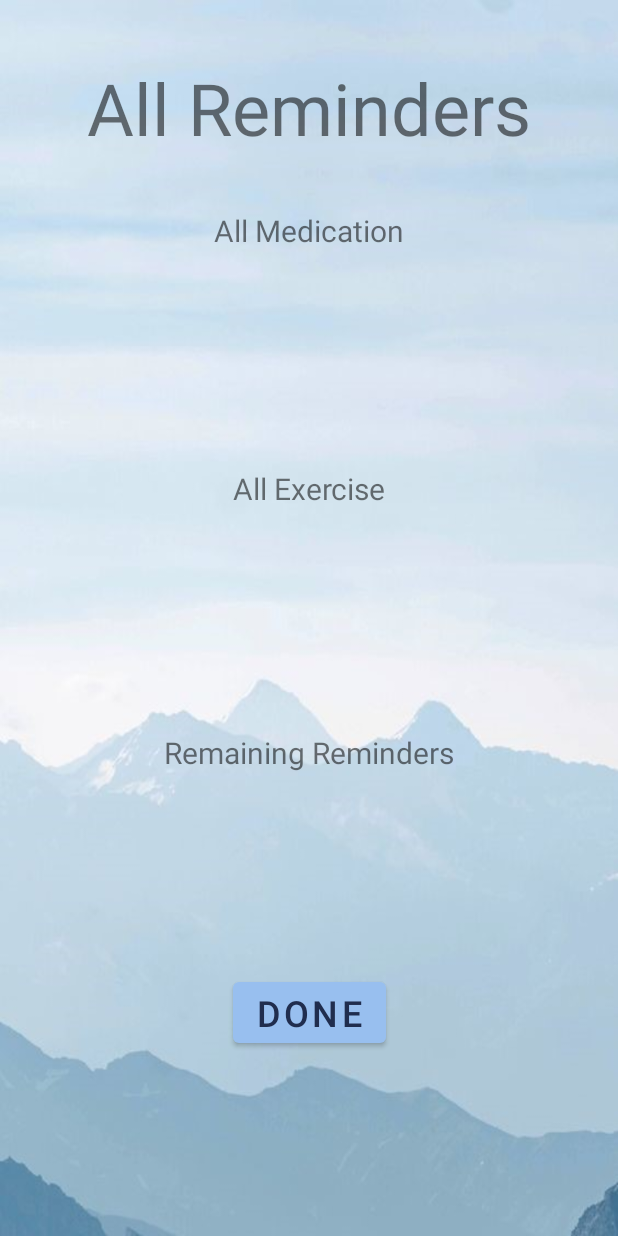
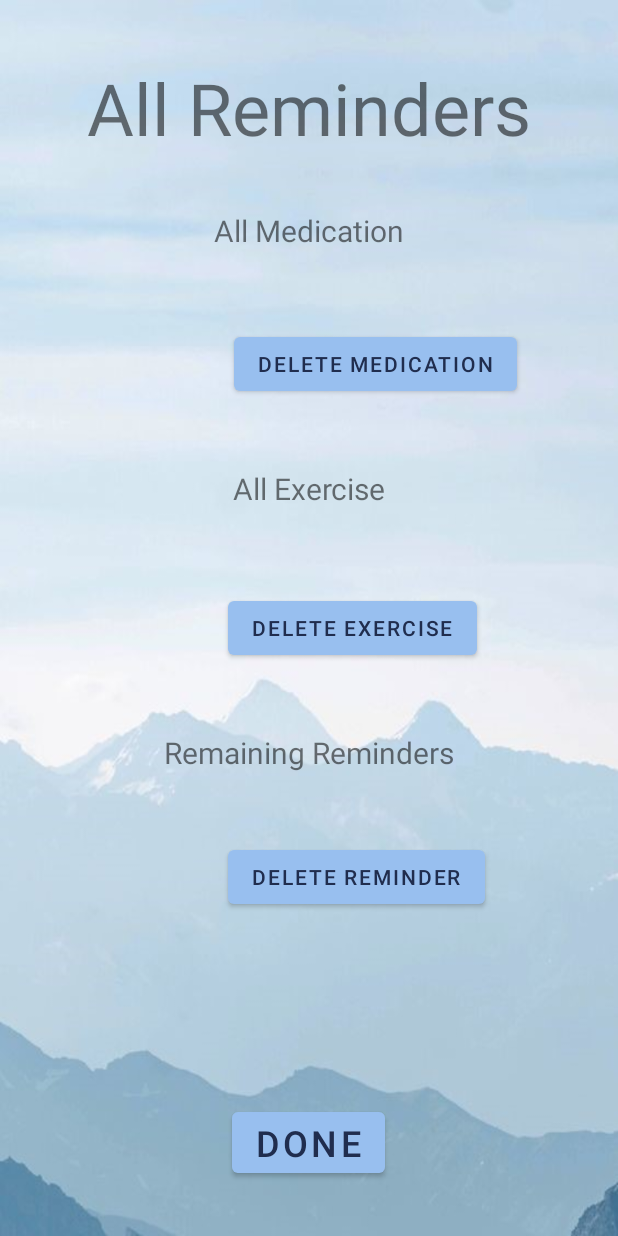
Before and after one commit to SameehaMamodo/NoiteCode, an Android app: the layout activity_viewnotifspage.xml on its own in the app's theme, with its tools: preview values and no code run, on a phone screen of 412 x 824 dp. Run offline under Robolectric (Android 15) with nearby library versions, the phone set to English and light mode, and no system bars.

Commit message:
Added delete notification method

```diff
--- a/app/src/main/java/com/example/noitecode/ExercisePage.kt
+++ b/app/src/main/java/com/example/noitecode/ExercisePage.kt
@@ -61,10 +61,10 @@ class   ExercisePage : AppCompatActivity() {
             Toast.makeText(this, "Exercise added", Toast.LENGTH_SHORT).show()
             startActivity(Intent(this, HomePage::class.java))
             val intent = Intent(this, ExerciseBroadcast::class.java)
-            val pendingIntent = PendingIntent.getBroadcast(this, 0, intent, PendingIntent.FLAG_IMMUTABLE)
+            val pendingIntent = PendingIntent.getBroadcast(this, 1, intent, PendingIntent.FLAG_IMMUTABLE)
             val alarmManager = getSystemService(ALARM_SERVICE) as AlarmManager
             val timeAtButtonClick = System.currentTimeMillis()
-            val timeFrame = (dbHelper.getAllExercise().last().ExerciseTime.toInt() * 1000).toLong()
+            val timeFrame = (dbHelper.getAllExercise().last().ExerciseTime.toInt() * 6000).toLong()
             alarmManager[AlarmManager.RTC_WAKEUP, timeAtButtonClick + timeFrame] = pendingIntent
 
         }
--- a/app/src/main/java/com/example/noitecode/MedicationPage.kt
+++ b/app/src/main/java/com/example/noitecode/MedicationPage.kt
@@ -110,8 +110,7 @@ class MedicationPage : AppCompatActivity() {
             val intent = Intent(this, HomePage::class.java)
             startActivity(intent)
             val intent1 = Intent(this, MedicineBroadcast::class.java)
-            val pendingIntent =
-                PendingIntent.getBroadcast(this, 0, intent1, PendingIntent.FLAG_IMMUTABLE)
+            val pendingIntent = PendingIntent.getBroadcast(this, 2, intent1, PendingIntent.FLAG_IMMUTABLE)
             val alarmManager = getSystemService(ALARM_SERVICE) as AlarmManager
             val timeAtButtonClick = System.currentTimeMillis()
             val timeFrame =
--- a/app/src/main/java/com/example/noitecode/ReminderPage.kt
+++ b/app/src/main/java/com/example/noitecode/ReminderPage.kt
@@ -53,10 +53,10 @@ class ReminderPage : AppCompatActivity() {
             Toast.makeText(this, "Reminder added", Toast.LENGTH_SHORT).show()
             startActivity(Intent(this, HomePage::class.java))
             val intent = Intent(this, ReminderBroadcast::class.java)
-            val pendingIntent = PendingIntent.getBroadcast(this, 0, intent, PendingIntent.FLAG_IMMUTABLE)
+            val pendingIntent = PendingIntent.getBroadcast(this, 3, intent, PendingIntent.FLAG_IMMUTABLE)
             val alarmManager = getSystemService(ALARM_SERVICE) as AlarmManager
             val timeAtButtonClick = System.currentTimeMillis()
-            val timeFrame = (dbHelper.getAllReminders().last().ReminderTime.toInt() * 1000).toLong()
+            val timeFrame = (dbHelper.getAllReminders().last().ReminderTime.toInt() * 6000).toLong()
             alarmManager[AlarmManager.RTC_WAKEUP, timeAtButtonClick + timeFrame] = pendingIntent
 
         }
--- a/app/src/main/java/com/example/noitecode/model/AllList.kt
+++ b/app/src/main/java/com/example/noitecode/model/AllList.kt
@@ -36,6 +36,7 @@ class AllList(context: Context) {
         return tempUserList
     }
 
+
     fun get_userList(): ArrayList<User> {
         return userList
     }
--- a/app/src/main/res/layout/activity_viewnotifspage.xml
+++ b/app/src/main/res/layout/activity_viewnotifspage.xml
@@ -7,11 +7,13 @@
     tools:context=".ViewNotifsPage">
 
     <ImageView
+        android:id="@+id/im1"
+        android:layout_width="match_parent"
+        android:layout_height="match_parent"
+        android:scaleType="fitXY"
         android:src="@drawable/lightblue"
-        android:id="@+id/im1"
-        android:scaleType="fitXY"
-        android:layout_height="match_parent"
-        android:layout_width="match_parent"/>
+        tools:layout_editor_absoluteX="60dp"
+        tools:layout_editor_absoluteY="0dp" />
 
     <TextView
         android:id="@+id/txtReminderTitle"
@@ -82,6 +84,50 @@
         android:textSize="24sp"
         app:layout_constraintBottom_toBottomOf="parent"
         app:layout_constraintEnd_toEndOf="parent"
+        app:layout_constraintHorizontal_bias="0.493"
         app:layout_constraintStart_toStartOf="parent"
-        app:layout_constraintTop_toBottomOf="@+id/txtReminderTitle" />
+        app:layout_constraintTop_toBottomOf="@+id/txtReminderTitle"
+        app:layout_constraintVertical_bias="0.965" />
+
+    <Button
+        android:id="@+id/btn_deleteM"
+        android:layout_width="wrap_content"
+        android:layout_height="wrap_content"
+        android:layout_marginStart="156dp"
+        android:layout_marginTop="45dp"
+        android:layout_marginBottom="45dp"
+        android:onClick="cancelMedicineNotification"
+        android:text="Delete Medication"
+        app:layout_constraintBottom_toTopOf="@+id/txtExerciseTitle"
+        app:layout_constraintStart_toStartOf="parent"
+        app:layout_constraintTop_toBottomOf="@+id/txtMedTitle4"
+        app:layout_constraintVertical_bias="1.0" />
+
+    <Button
+        android:id="@+id/btn_deleteE"
+        android:layout_width="wrap_content"
+        android:layout_height="wrap_content"
+        android:layout_marginStart="152dp"
+        android:layout_marginTop="45dp"
+        android:layout_marginBottom="45dp"
+        android:onClick="cancelExerciseNotification"
+        android:text="Delete Exercise"
+        app:layout_constraintBottom_toTopOf="@+id/txtReminderTitle"
+        app:layout_constraintStart_toStartOf="parent"
+        app:layout_constraintTop_toBottomOf="@+id/txtExerciseTitle"
+        app:layout_constraintVertical_bias="1.0" />
+
+    <Button
+        android:id="@+id/btn_deleteR"
+        android:layout_width="wrap_content"
+        android:layout_height="wrap_content"
+        android:layout_marginStart="152dp"
+        android:layout_marginTop="45dp"
+        android:layout_marginBottom="59dp"
+        android:onClick="cancelReminderNotification"
+        android:text="Delete Reminder"
+        app:layout_constraintBottom_toTopOf="@+id/button5"
+        app:layout_constraintStart_toStartOf="parent"
+        app:layout_constraintTop_toBottomOf="@+id/txtReminderTitle"
+        app:layout_constraintVertical_bias="0.0" />
 </androidx.constraintlayout.widget.ConstraintLayout>
```
Also changed, not shown: app/src/main/java/com/example/noitecode/ViewNotifsPage.kt (+42 -1 lines), app/src/main/java/com/example/noitecode/model/DatabaseHelper.kt (+15 -0 lines).
